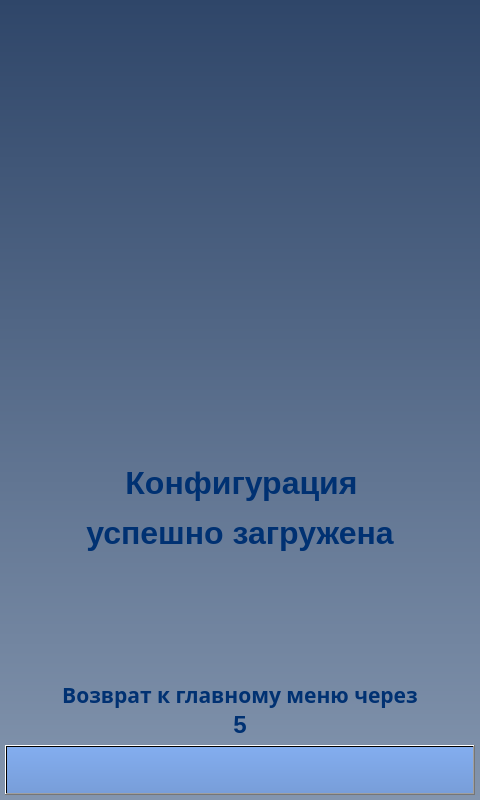
Above: client/GUI/ui/screen_16_mass_load_ok.ui from komrade2801/AutoSklad before the change. Below: the same form after it.
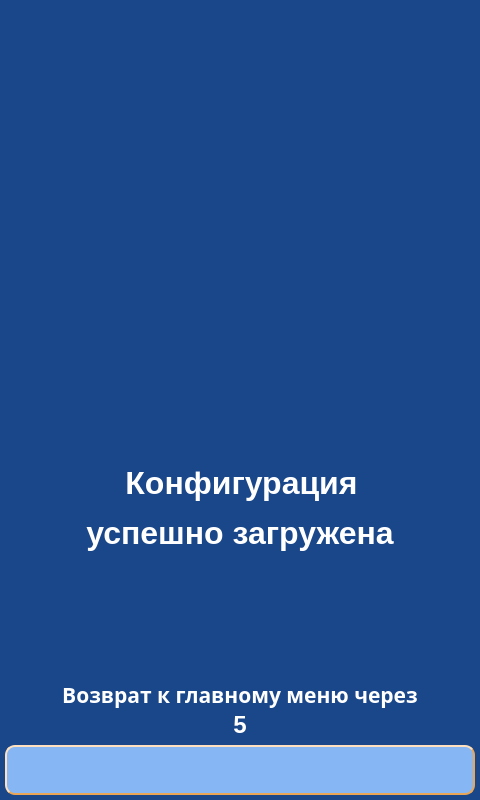
That is the form after the change. Icons and pictures are not drawn.

Diff of the .ui file:
```diff
--- a/client/GUI/ui/screen_16_mass_load_ok.ui
+++ b/client/GUI/ui/screen_16_mass_load_ok.ui
@@ -14,7 +14,31 @@
    <string>screen_16_mass_load_ok</string>
   </property>
   <property name="styleSheet">
-   <string notr="true">background-color: qlineargradient(spread:pad, x1:0.5, y1:0, x2:0.5, y2:1, stop:0 rgba(47, 70, 105, 255), stop:1 rgba(131, 149, 174, 255));</string>
+   <string notr="true">QWidget{
+	background-color: #1A4789;
+}
+QLabel {
+	background: none;
+	color: #FFFFFF;
+	border-width: 0px;
+	border-radius: 0px;
+}
+#background {
+	color: #FFFFFF;
+	background-color: #1A4789;
+	border-width: 2px;
+	border-style: groove;
+	border-color: #ff9923;
+	border-radius: 0px;
+}
+QPushButton {
+	color: #000000;
+	background-color: #86B7F4;
+	border-width: 2px;
+	border-style: outset;
+	border-color: #EAA657;
+	border-radius: 10px;
+}</string>
   </property>
   <widget class="QLabel" name="lbl_timeout_back">
    <property name="geometry">
@@ -31,9 +55,9 @@
       <colorrole role="WindowText">
        <brush brushstyle="SolidPattern">
         <color alpha="255">
-         <red>0</red>
-         <green>49</green>
-         <blue>114</blue>
+         <red>255</red>
+         <green>255</green>
+         <blue>255</blue>
         </color>
        </brush>
       </colorrole>
@@ -60,18 +84,18 @@
       <colorrole role="Text">
        <brush brushstyle="SolidPattern">
         <color alpha="255">
-         <red>0</red>
-         <green>49</green>
-         <blue>114</blue>
+         <red>255</red>
+         <green>255</green>
+         <blue>255</blue>
         </color>
        </brush>
       </colorrole>
       <colorrole role="ButtonText">
        <brush brushstyle="SolidPattern">
         <color alpha="255">
-         <red>0</red>
-         <green>49</green>
-         <blue>114</blue>
+         <red>255</red>
+         <green>255</green>
+         <blue>255</blue>
         </color>
        </brush>
       </colorrole>
@@ -118,9 +142,9 @@
       <colorrole role="PlaceholderText">
        <brush brushstyle="NoBrush">
         <color alpha="128">
-         <red>0</red>
-         <green>49</green>
-         <blue>114</blue>
+         <red>255</red>
+         <green>255</green>
+         <blue>255</blue>
         </color>
        </brush>
       </colorrole>
@@ -129,9 +153,9 @@
       <colorrole role="WindowText">
        <brush brushstyle="SolidPattern">
         <color alpha="255">
-         <red>0</red>
-         <green>49</green>
-         <blue>114</blue>
+         <red>255</red>
+         <green>255</green>
+         <blue>255</blue>
         </color>
        </brush>
       </colorrole>
@@ -158,18 +182,18 @@
       <colorrole role="Text">
        <brush brushstyle="SolidPattern">
         <color alpha="255">
-         <red>0</red>
-         <green>49</green>
-         <blue>114</blue>
+         <red>255</red>
+         <green>255</green>
+         <blue>255</blue>
         </color>
        </brush>
       </colorrole>
       <colorrole role="ButtonText">
        <brush brushstyle="SolidPattern">
         <color alpha="255">
-         <red>0</red>
-         <green>49</green>
-         <blue>114</blue>
+         <red>255</red>
+         <green>255</green>
+         <blue>255</blue>
         </color>
        </brush>
       </colorrole>
@@ -216,9 +240,9 @@
       <colorrole role="PlaceholderText">
        <brush brushstyle="NoBrush">
         <color alpha="128">
-         <red>0</red>
-         <green>49</green>
-         <blue>114</blue>
+         <red>255</red>
+         <green>255</green>
+         <blue>255</blue>
         </color>
        </brush>
       </colorrole>
@@ -227,9 +251,9 @@
       <colorrole role="WindowText">
        <brush brushstyle="SolidPattern">
         <color alpha="255">
-         <red>0</red>
-         <green>49</green>
-         <blue>114</blue>
+         <red>255</red>
+         <green>255</green>
+         <blue>255</blue>
         </color>
        </brush>
       </colorrole>
@@ -256,18 +280,18 @@
       <colorrole role="Text">
        <brush brushstyle="SolidPattern">
         <color alpha="255">
-         <red>0</red>
-         <green>49</green>
-         <blue>114</blue>
+         <red>255</red>
+         <green>255</green>
+         <blue>255</blue>
         </color>
        </brush>
       </colorrole>
       <colorrole role="ButtonText">
        <brush brushstyle="SolidPattern">
         <color alpha="255">
-         <red>0</red>
-         <green>49</green>
-         <blue>114</blue>
+         <red>255</red>
+         <green>255</green>
+         <blue>255</blue>
         </color>
        </brush>
       </colorrole>
@@ -314,9 +338,9 @@
       <colorrole role="PlaceholderText">
        <brush brushstyle="NoBrush">
         <color alpha="128">
-         <red>0</red>
-         <green>49</green>
-         <blue>114</blue>
+         <red>255</red>
+         <green>255</green>
+         <blue>255</blue>
         </color>
        </brush>
       </colorrole>
@@ -330,10 +354,6 @@
      <bold>true</bold>
     </font>
    </property>
-   <property name="styleSheet">
-    <string notr="true">color: rgb(0, 49, 114);
-background-color: qlineargradient(spread:pad, x1:0, y1:0, x2:1, y2:0, stop:0 rgba(0, 0, 0, 0), stop:1 rgba(255, 255, 255, 0));</string>
-   </property>
    <property name="text">
     <string>5</string>
    </property>
@@ -357,37 +377,26 @@
        <brush brushstyle="SolidPattern">
         <color alpha="255">
          <red>0</red>
-         <green>49</green>
-         <blue>114</blue>
+         <green>0</green>
+         <blue>0</blue>
         </color>
        </brush>
       </colorrole>
       <colorrole role="Button">
-       <brush brushstyle="LinearGradientPattern">
-        <gradient startx="0.500000000000000" starty="0.000000000000000" endx="0.500000000000000" endy="1.000000000000000" type="LinearGradient" spread="PadSpread" coordinatemode="ObjectBoundingMode">
-         <gradientstop position="0.000000000000000">
-          <color alpha="255">
-           <red>131</red>
-           <green>173</green>
-           <blue>239</blue>
-          </color>
-         </gradientstop>
-         <gradientstop position="1.000000000000000">
-          <color alpha="255">
-           <red>120</red>
-           <green>158</green>
-           <blue>217</blue>
-          </color>
-         </gradientstop>
-        </gradient>
+       <brush brushstyle="SolidPattern">
+        <color alpha="255">
+         <red>134</red>
+         <green>183</green>
+         <blue>244</blue>
+        </color>
        </brush>
       </colorrole>
       <colorrole role="Text">
        <brush brushstyle="SolidPattern">
         <color alpha="255">
          <red>0</red>
-         <green>49</green>
-         <blue>114</blue>
+         <green>0</green>
+         <blue>0</blue>
         </color>
        </brush>
       </colorrole>
@@ -395,57 +404,35 @@
        <brush brushstyle="SolidPattern">
         <color alpha="255">
          <red>0</red>
-         <green>49</green>
-         <blue>114</blue>
+         <green>0</green>
+         <blue>0</blue>
         </color>
        </brush>
       </colorrole>
       <colorrole role="Base">
-       <brush brushstyle="LinearGradientPattern">
-        <gradient startx="0.500000000000000" starty="0.000000000000000" endx="0.500000000000000" endy="1.000000000000000" type="LinearGradient" spread="PadSpread" coordinatemode="ObjectBoundingMode">
-         <gradientstop position="0.000000000000000">
-          <color alpha="255">
-           <red>131</red>
-           <green>173</green>
-           <blue>239</blue>
-          </color>
-         </gradientstop>
-         <gradientstop position="1.000000000000000">
-          <color alpha="255">
-           <red>120</red>
-           <green>158</green>
-           <blue>217</blue>
-          </color>
-         </gradientstop>
-        </gradient>
+       <brush brushstyle="SolidPattern">
+        <color alpha="255">
+         <red>134</red>
+         <green>183</green>
+         <blue>244</blue>
+        </color>
        </brush>
       </colorrole>
       <colorrole role="Window">
-       <brush brushstyle="LinearGradientPattern">
-        <gradient startx="0.500000000000000" starty="0.000000000000000" endx="0.500000000000000" endy="1.000000000000000" type="LinearGradient" spread="PadSpread" coordinatemode="ObjectBoundingMode">
-         <gradientstop position="0.000000000000000">
-          <color alpha="255">
-           <red>131</red>
-           <green>173</green>
-           <blue>239</blue>
-          </color>
-         </gradientstop>
-         <gradientstop position="1.000000000000000">
-          <color alpha="255">
-           <red>120</red>
-           <green>158</green>
-           <blue>217</blue>
-          </color>
-         </gradientstop>
-        </gradient>
+       <brush brushstyle="SolidPattern">
+        <color alpha="255">
+         <red>134</red>
+         <green>183</green>
+         <blue>244</blue>
+        </color>
        </brush>
       </colorrole>
       <colorrole role="PlaceholderText">
        <brush brushstyle="NoBrush">
         <color alpha="128">
          <red>0</red>
-         <green>49</green>
-         <blue>114</blue>
+         <green>0</green>
+         <blue>0</blue>
         </color>
        </brush>
       </colorrole>
@@ -455,37 +442,26 @@
        <brush brushstyle="SolidPattern">
         <color alpha="255">
          <red>0</red>
-         <green>49</green>
-         <blue>114</blue>
+         <green>0</green>
+         <blue>0</blue>
         </color>
        </brush>
       </colorrole>
       <colorrole role="Button">
-       <brush brushstyle="LinearGradientPattern">
-        <gradient startx="0.500000000000000" starty="0.000000000000000" endx="0.500000000000000" endy="1.000000000000000" type="LinearGradient" spread="PadSpread" coordinatemode="ObjectBoundingMode">
-         <gradientstop position="0.000000000000000">
-          <color alpha="255">
-           <red>131</red>
-           <green>173</green>
-           <blue>239</blue>
-          </color>
-         </gradientstop>
-         <gradientstop position="1.000000000000000">
-          <color alpha="255">
-           <red>120</red>
-           <green>158</green>
-           <blue>217</blue>
-          </color>
-         </gradientstop>
-        </gradient>
+       <brush brushstyle="SolidPattern">
+        <color alpha="255">
+         <red>134</red>
+         <green>183</green>
+         <blue>244</blue>
+        </color>
        </brush>
       </colorrole>
       <colorrole role="Text">
        <brush brushstyle="SolidPattern">
         <color alpha="255">
          <red>0</red>
-         <green>49</green>
-         <blue>114</blue>
+         <green>0</green>
+         <blue>0</blue>
         </color>
        </brush>
       </colorrole>
@@ -493,57 +469,35 @@
        <brush brushstyle="SolidPattern">
         <color alpha="255">
          <red>0</red>
-         <green>49</green>
-         <blue>114</blue>
+         <green>0</green>
+         <blue>0</blue>
         </color>
        </brush>
       </colorrole>
       <colorrole role="Base">
-       <brush brushstyle="LinearGradientPattern">
-        <gradient startx="0.500000000000000" starty="0.000000000000000" endx="0.500000000000000" endy="1.000000000000000" type="LinearGradient" spread="PadSpread" coordinatemode="ObjectBoundingMode">
-         <gradientstop position="0.000000000000000">
-          <color alpha="255">
-           <red>131</red>
-           <green>173</green>
-           <blue>239</blue>
-          </color>
-         </gradientstop>
-         <gradientstop position="1.000000000000000">
-          <color alpha="255">
-           <red>120</red>
-           <green>158</green>
-           <blue>217</blue>
-          </color>
-         </gradientstop>
-        </gradient>
+       <brush brushstyle="SolidPattern">
+        <color alpha="255">
+         <red>134</red>
+         <green>183</green>
+         <blue>244</blue>
+        </color>
        </brush>
       </colorrole>
       <colorrole role="Window">
-       <brush brushstyle="LinearGradientPattern">
-        <gradient startx="0.500000000000000" starty="0.000000000000000" endx="0.500000000000000" endy="1.000000000000000" type="LinearGradient" spread="PadSpread" coordinatemode="ObjectBoundingMode">
-         <gradientstop position="0.000000000000000">
-          <color alpha="255">
-           <red>131</red>
-           <green>173</green>
-           <blue>239</blue>
-          </color>
-         </gradientstop>
-         <gradientstop position="1.000000000000000">
-          <color alpha="255">
-           <red>120</red>
-           <green>158</green>
-           <blue>217</blue>
-          </color>
-         </gradientstop>
-        </gradient>
+       <brush brushstyle="SolidPattern">
+        <color alpha="255">
+         <red>134</red>
+         <green>183</green>
+         <blue>244</blue>
+        </color>
        </brush>
       </colorrole>
       <colorrole role="PlaceholderText">
        <brush brushstyle="NoBrush">
         <color alpha="128">
          <red>0</red>
-         <green>49</green>
-         <blue>114</blue>
+         <green>0</green>
+         <blue>0</blue>
         </color>
        </brush>
       </colorrole>
@@ -553,37 +507,26 @@
        <brush brushstyle="SolidPattern">
         <color alpha="255">
          <red>0</red>
-         <green>49</green>
-         <blue>114</blue>
+         <green>0</green>
+         <blue>0</blue>
         </color>
        </brush>
       </colorrole>
       <colorrole role="Button">
-       <brush brushstyle="LinearGradientPattern">
-        <gradient startx="0.500000000000000" starty="0.000000000000000" endx="0.500000000000000" endy="1.000000000000000" type="LinearGradient" spread="PadSpread" coordinatemode="ObjectBoundingMode">
-         <gradientstop position="0.000000000000000">
-          <color alpha="255">
-           <red>131</red>
-           <green>173</green>
-           <blue>239</blue>
-          </color>
-         </gradientstop>
-         <gradientstop position="1.000000000000000">
-          <color alpha="255">
-           <red>120</red>
-           <green>158</green>
-           <blue>217</blue>
-          </color>
-         </gradientstop>
-        </gradient>
+       <brush brushstyle="SolidPattern">
+        <color alpha="255">
+         <red>134</red>
+         <green>183</green>
+         <blue>244</blue>
+        </color>
        </brush>
       </colorrole>
       <colorrole role="Text">
        <brush brushstyle="SolidPattern">
         <color alpha="255">
          <red>0</red>
-         <green>49</green>
-         <blue>114</blue>
+         <green>0</green>
+         <blue>0</blue>
         </color>
        </brush>
       </colorrole>
@@ -591,57 +534,35 @@
        <brush brushstyle="SolidPattern">
         <color alpha="255">
          <red>0</red>
-         <green>49</green>
-         <blue>114</blue>
+         <green>0</green>
+         <blue>0</blue>
         </color>
        </brush>
       </colorrole>
       <colorrole role="Base">
-       <brush brushstyle="LinearGradientPattern">
-        <gradient startx="0.500000000000000" starty="0.000000000000000" endx="0.500000000000000" endy="1.000000000000000" type="LinearGradient" spread="PadSpread" coordinatemode="ObjectBoundingMode">
-         <gradientstop position="0.000000000000000">
-          <color alpha="255">
-           <red>131</red>
-           <green>173</green>
-           <blue>239</blue>
-          </color>
-         </gradientstop>
-         <gradientstop position="1.000000000000000">
-          <color alpha="255">
-           <red>120</red>
-           <green>158</green>
-           <blue>217</blue>
-          </color>
-         </gradientstop>
-        </gradient>
+       <brush brushstyle="SolidPattern">
+        <color alpha="255">
+         <red>134</red>
+         <green>183</green>
+         <blue>244</blue>
+        </color>
        </brush>
       </colorrole>
       <colorrole role="Window">
-       <brush brushstyle="LinearGradientPattern">
-        <gradient startx="0.500000000000000" starty="0.000000000000000" endx="0.500000000000000" endy="1.000000000000000" type="LinearGradient" spread="PadSpread" coordinatemode="ObjectBoundingMode">
-         <gradientstop position="0.000000000000000">
-          <color alpha="255">
-           <red>131</red>
-           <green>173</green>
-           <blue>239</blue>
-          </color>
-         </gradientstop>
-         <gradientstop position="1.000000000000000">
-          <color alpha="255">
-           <red>120</red>
-           <green>158</green>
-           <blue>217</blue>
-          </color>
-         </gradientstop>
-        </gradient>
+       <brush brushstyle="SolidPattern">
+        <color alpha="255">
+         <red>134</red>
+         <green>183</green>
+         <blue>244</blue>
+        </color>
        </brush>
       </colorrole>
       <colorrole role="PlaceholderText">
        <brush brushstyle="NoBrush">
         <color alpha="128">
          <red>0</red>
-         <green>49</green>
-         <blue>114</blue>
+         <green>0</green>
+         <blue>0</blue>
         </color>
        </brush>
       </colorrole>
@@ -661,10 +582,6 @@
    <property name="layoutDirection">
     <enum>Qt::LeftToRight</enum>
    </property>
-   <property name="styleSheet">
-    <string notr="true">background-color: qlineargradient(spread:pad, x1:0.5, y1:0, x2:0.5, y2:1, stop:0 rgba(131, 173, 239, 255), stop:1 rgba(120, 158, 217, 255));
-color: rgb(0, 49, 114);</string>
-   </property>
    <property name="text">
     <string/>
    </property>
@@ -694,9 +611,9 @@
       <colorrole role="WindowText">
        <brush brushstyle="SolidPattern">
         <color alpha="255">
-         <red>0</red>
-         <green>49</green>
-         <blue>114</blue>
+         <red>255</red>
+         <green>255</green>
+         <blue>255</blue>
         </color>
        </brush>
       </colorrole>
@@ -723,18 +640,18 @@
       <colorrole role="Text">
        <brush brushstyle="SolidPattern">
         <color alpha="255">
-         <red>0</red>
-         <green>49</green>
-         <blue>114</blue>
+         <red>255</red>
+         <green>255</green>
+         <blue>255</blue>
         </color>
        </brush>
       </colorrole>
       <colorrole role="ButtonText">
        <brush brushstyle="SolidPattern">
         <color alpha="255">
-         <red>0</red>
-         <green>49</green>
-         <blue>114</blue>
+         <red>255</red>
+         <green>255</green>
+         <blue>255</blue>
         </color>
        </brush>
       </colorrole>
@@ -781,9 +698,9 @@
       <colorrole role="PlaceholderText">
        <brush brushstyle="NoBrush">
         <color alpha="128">
-         <red>0</red>
-         <green>49</green>
-         <blue>114</blue>
+         <red>255</red>
+         <green>255</green>
+         <blue>255</blue>
         </color>
        </brush>
       </colorrole>
@@ -792,9 +709,9 @@
       <colorrole role="WindowText">
        <brush brushstyle="SolidPattern">
         <color alpha="255">
-         <red>0</red>
-         <green>49</green>
-         <blue>114</blue>
+         <red>255</red>
+         <green>255</green>
+         <blue>255</blue>
         </color>
        </brush>
       </colorrole>
@@ -821,18 +738,18 @@
       <colorrole role="Text">
        <brush brushstyle="SolidPattern">
         <color alpha="255">
-         <red>0</red>
-         <green>49</green>
-         <blue>114</blue>
+         <red>255</red>
+         <green>255</green>
+         <blue>255</blue>
         </color>
        </brush>
       </colorrole>
       <colorrole role="ButtonText">
        <brush brushstyle="SolidPattern">
         <color alpha="255">
-         <red>0</red>
-         <green>49</green>
-         <blue>114</blue>
+         <red>255</red>
+         <green>255</green>
+         <blue>255</blue>
         </color>
        </brush>
       </colorrole>
@@ -879,9 +796,9 @@
       <colorrole role="PlaceholderText">
        <brush brushstyle="NoBrush">
         <color alpha="128">
-         <red>0</red>
-         <green>49</green>
-         <blue>114</blue>
+         <red>255</red>
+         <green>255</green>
+         <blue>255</blue>
         </color>
        </brush>
       </colorrole>
@@ -890,9 +807,9 @@
       <colorrole role="WindowText">
        <brush brushstyle="SolidPattern">
         <color alpha="255">
-         <red>0</red>
-         <green>49</green>
-         <blue>114</blue>
+         <red>255</red>
+         <green>255</green>
+         <blue>255</blue>
         </color>
        </brush>
       </colorrole>
@@ -919,18 +836,18 @@
       <colorrole role="Text">
        <brush brushstyle="SolidPattern">
         <color alpha="255">
-         <red>0</red>
-         <green>49</green>
-         <blue>114</blue>
+         <red>255</red>
+         <green>255</green>
+         <blue>255</blue>
         </color>
        </brush>
       </colorrole>
       <colorrole role="ButtonText">
        <brush brushstyle="SolidPattern">
         <color alpha="255">
-         <red>0</red>
-         <green>49</green>
-         <blue>114</blue>
+         <red>255</red>
+         <green>255</green>
+         <blue>255</blue>
         </color>
        </brush>
       </colorrole>
@@ -977,9 +894,9 @@
       <colorrole role="PlaceholderText">
        <brush brushstyle="NoBrush">
         <color alpha="128">
-         <red>0</red>
-         <green>49</green>
-         <blue>114</blue>
+         <red>255</red>
+         <green>255</green>
+         <blue>255</blue>
         </color>
        </brush>
       </colorrole>
@@ -994,10 +911,6 @@
      <bold>true</bold>
     </font>
    </property>
-   <property name="styleSheet">
-    <string notr="true">color: rgb(0, 49, 114);
-background-color: qlineargradient(spread:pad, x1:0, y1:0, x2:1, y2:0, stop:0 rgba(0, 0, 0, 0), stop:1 rgba(255, 255, 255, 0));</string>
-   </property>
    <property name="text">
     <string>Возврат к главному меню через</string>
    </property>
@@ -1014,9 +927,6 @@
      <height>250</height>
     </rect>
    </property>
-   <property name="styleSheet">
-    <string notr="true">background-color: qlineargradient(spread:pad, x1:0, y1:0, x2:1, y2:0, stop:0 rgba(0, 0, 0, 0), stop:1 rgba(255, 255, 255, 0));</string>
-   </property>
    <property name="text">
     <string/>
    </property>
@@ -1042,9 +952,9 @@
       <colorrole role="WindowText">
        <brush brushstyle="SolidPattern">
         <color alpha="255">
-         <red>0</red>
-         <green>49</green>
-         <blue>114</blue>
+         <red>255</red>
+         <green>255</green>
+         <blue>255</blue>
         </color>
        </brush>
       </colorrole>
@@ -1071,18 +981,18 @@
       <colorrole role="Text">
        <brush brushstyle="SolidPattern">
         <color alpha="255">
-         <red>0</red>
-         <green>49</green>
-         <blue>114</blue>
+         <red>255</red>
+         <green>255</green>
+         <blue>255</blue>
         </color>
        </brush>
       </colorrole>
       <colorrole role="ButtonText">
        <brush brushstyle="SolidPattern">
         <color alpha="255">
-         <red>0</red>
-         <green>49</green>
-         <blue>114</blue>
+         <red>255</red>
+         <green>255</green>
+         <blue>255</blue>
         </color>
        </brush>
       </colorrole>
@@ -1129,9 +1039,9 @@
       <colorrole role="PlaceholderText">
        <brush brushstyle="NoBrush">
         <color alpha="128">
-         <red>0</red>
-         <green>49</green>
-         <blue>114</blue>
+         <red>255</red>
+         <green>255</green>
+         <blue>255</blue>
         </color>
        </brush>
       </colorrole>
@@ -1140,9 +1050,9 @@
       <colorrole role="WindowText">
        <brush brushstyle="SolidPattern">
         <color alpha="255">
-         <red>0</red>
-         <green>49</green>
-         <blue>114</blue>
+         <red>255</red>
+         <green>255</green>
+         <blue>255</blue>
         </color>
        </brush>
       </colorrole>
@@ -1169,18 +1079,18 @@
       <colorrole role="Text">
        <brush brushstyle="SolidPattern">
         <color alpha="255">
-         <red>0</red>
-         <green>49</green>
-         <blue>114</blue>
+         <red>255</red>
+         <green>255</green>
+         <blue>255</blue>
         </color>
        </brush>
       </colorrole>
       <colorrole role="ButtonText">
        <brush brushstyle="SolidPattern">
         <color alpha="255">
-         <red>0</red>
-         <green>49</green>
-         <blue>114</blue>
+         <red>255</red>
+         <green>255</green>
+         <blue>255</blue>
         </color>
        </brush>
       </colorrole>
@@ -1227,9 +1137,9 @@
       <colorrole role="PlaceholderText">
        <brush brushstyle="NoBrush">
         <color alpha="128">
-         <red>0</red>
-         <green>49</green>
-         <blue>114</blue>
+         <red>255</red>
+         <green>255</green>
+         <blue>255</blue>
         </color>
        </brush>
       </colorrole>
@@ -1238,9 +1148,9 @@
       <colorrole role="WindowText">
        <brush brushstyle="SolidPattern">
         <color alpha="255">
-         <red>0</red>
-         <green>49</green>
-         <blue>114</blue>
+         <red>255</red>
+         <green>255</green>
+         <blue>255</blue>
         </color>
        </brush>
       </colorrole>
@@ -1267,18 +1177,18 @@
       <colorrole role="Text">
        <brush brushstyle="SolidPattern">
         <color alpha="255">
-         <red>0</red>
-         <green>49</green>
-         <blue>114</blue>
+         <red>255</red>
+         <green>255</green>
+         <blue>255</blue>
         </color>
        </brush>
       </colorrole>
       <colorrole role="ButtonText">
        <brush brushstyle="SolidPattern">
         <color alpha="255">
-         <red>0</red>
-         <green>49</green>
-         <blue>114</blue>
+         <red>255</red>
+         <green>255</green>
+         <blue>255</blue>
         </color>
        </brush>
       </colorrole>
@@ -1325,9 +1235,9 @@
       <colorrole role="PlaceholderText">
        <brush brushstyle="NoBrush">
         <color alpha="128">
-         <red>0</red>
-         <green>49</green>
-         <blue>114</blue>
+         <red>255</red>
+         <green>255</green>
+         <blue>255</blue>
         </color>
        </brush>
       </colorrole>
@@ -1342,10 +1252,6 @@
      <bold>true</bold>
     </font>
    </property>
-   <property name="styleSheet">
-    <string notr="true">color: rgb(0, 49, 114);
-background-color: qlineargradient(spread:pad, x1:0, y1:0, x2:1, y2:0, stop:0 rgba(0, 0, 0, 0), stop:1 rgba(255, 255, 255, 0));</string>
-   </property>
    <property name="text">
     <string>успешно загружена</string>
    </property>
@@ -1368,9 +1274,9 @@
       <colorrole role="WindowText">
        <brush brushstyle="SolidPattern">
         <color alpha="255">
-         <red>0</red>
-         <green>49</green>
-         <blue>114</blue>
+         <red>255</red>
+         <green>255</green>
+         <blue>255</blue>
         </color>
        </brush>
       </colorrole>
@@ -1397,18 +1303,18 @@
       <colorrole role="Text">
        <brush brushstyle="SolidPattern">
         <color alpha="255">
-         <red>0</red>
-         <green>49</green>
-         <blue>114</blue>
+         <red>255</red>
+         <green>255</green>
+         <blue>255</blue>
         </color>
        </brush>
       </colorrole>
       <colorrole role="ButtonText">
        <brush brushstyle="SolidPattern">
         <color alpha="255">
-         <red>0</red>
-         <green>49</green>
-         <blue>114</blue>
+         <red>255</red>
+         <green>255</green>
+         <blue>255</blue>
         </color>
        </brush>
       </colorrole>
@@ -1455,9 +1361,9 @@
       <colorrole role="PlaceholderText">
        <brush brushstyle="NoBrush">
         <color alpha="128">
-         <red>0</red>
-         <green>49</green>
-         <blue>114</blue>
+         <red>255</red>
+         <green>255</green>
+         <blue>255</blue>
         </color>
        </brush>
       </colorrole>
@@ -1466,9 +1372,9 @@
       <colorrole role="WindowText">
        <brush brushstyle="SolidPattern">
         <color alpha="255">
-         <red>0</red>
-         <green>49</green>
-         <blue>114</blue>
+         <red>255</red>
+         <green>255</green>
+         <blue>255</blue>
         </color>
        </brush>
       </colorrole>
@@ -1495,18 +1401,18 @@
       <colorrole role="Text">
        <brush brushstyle="SolidPattern">
         <color alpha="255">
-         <red>0</red>
-         <green>49</green>
-         <blue>114</blue>
+         <red>255</red>
+         <green>255</green>
+         <blue>255</blue>
         </color>
        </brush>
       </colorrole>
       <colorrole role="ButtonText">
        <brush brushstyle="SolidPattern">
         <color alpha="255">
-         <red>0</red>
-         <green>49</green>
-         <blue>114</blue>
+         <red>255</red>
+         <green>255</green>
+         <blue>255</blue>
         </color>
        </brush>
       </colorrole>
@@ -1553,9 +1459,9 @@
       <colorrole role="PlaceholderText">
        <brush brushstyle="NoBrush">
         <color alpha="128">
-         <red>0</red>
-         <green>49</green>
-         <blue>114</blue>
+         <red>255</red>
+         <green>255</green>
+         <blue>255</blue>
         </color>
        </brush>
       </colorrole>
@@ -1564,9 +1470,9 @@
       <colorrole role="WindowText">
        <brush brushstyle="SolidPattern">
         <color alpha="255">
-         <red>0</red>
-         <green>49</green>
-         <blue>114</blue>
+         <red>255</red>
+         <green>255</green>
+         <blue>255</blue>
         </color>
        </brush>
       </colorrole>
@@ -1593,18 +1499,18 @@
       <colorrole role="Text">
        <brush brushstyle="SolidPattern">
         <color alpha="255">
-         <red>0</red>
-         <green>49</green>
-         <blue>114</blue>
+         <red>255</red>
+         <green>255</green>
+         <blue>255</blue>
         </color>
        </brush>
       </colorrole>
       <colorrole role="ButtonText">
        <brush brushstyle="SolidPattern">
         <color alpha="255">
-         <red>0</red>
-         <green>49</green>
-         <blue>114</blue>
+         <red>255</red>
+         <green>255</green>
+         <blue>255</blue>
         </color>
        </brush>
       </colorrole>
@@ -1651,9 +1557,9 @@
       <colorrole role="PlaceholderText">
        <brush brushstyle="NoBrush">
         <color alpha="128">
-         <red>0</red>
-         <green>49</green>
-         <blue>114</blue>
+         <red>255</red>
+         <green>255</green>
+         <blue>255</blue>
         </color>
        </brush>
       </colorrole>
@@ -1668,10 +1574,6 @@
      <bold>true</bold>
     </font>
    </property>
-   <property name="styleSheet">
-    <string notr="true">color: rgb(0, 49, 114);
-background-color: qlineargradient(spread:pad, x1:0, y1:0, x2:1, y2:0, stop:0 rgba(0, 0, 0, 0), stop:1 rgba(255, 255, 255, 0));</string>
-   </property>
    <property name="text">
     <string>Конфигурация</string>
    </property>
```
